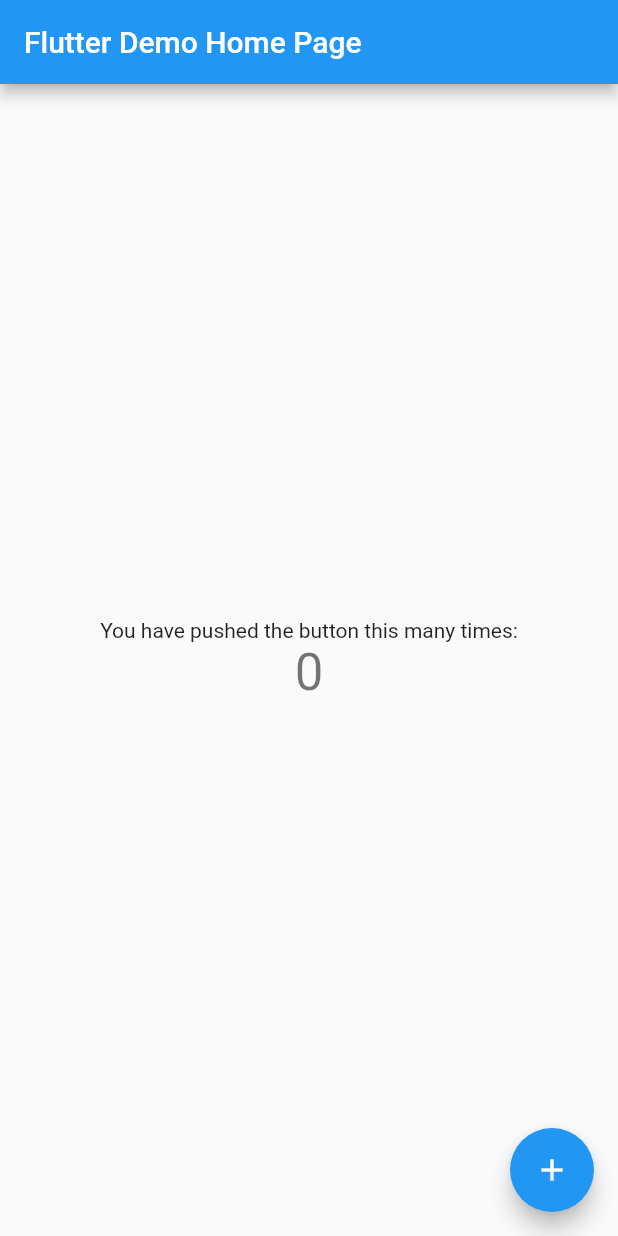
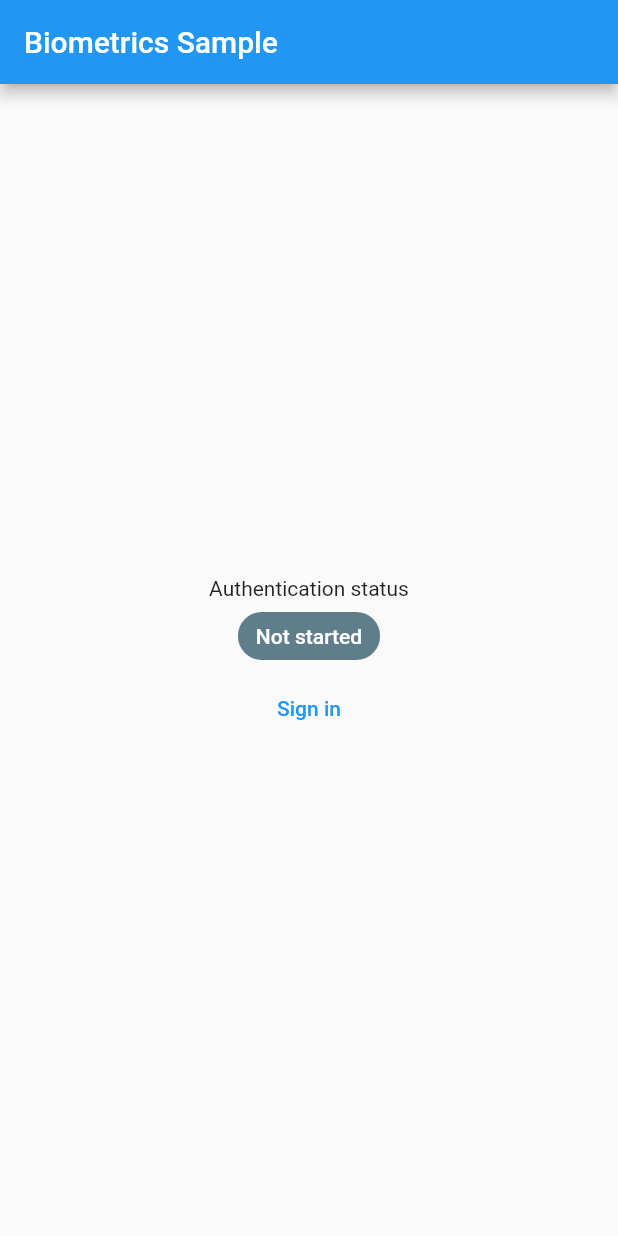
Before and after one commit to invertase/samples, a Flutter app: the screen it shows after launch, on a phone screen of 412 x 824 dp. Run offline on Flutter 3.47's test engine with Material 2 defaults, Android fonts, the light colour scheme and no system bars; our stand-ins replace firebase_auth, firebase_core, flutter_signin_button; missing offline and left inert: desktop_webview_auth; accounts and stored records are empty.

Commit message:
feat: Flutter side

```diff
--- a/flutter_samples/flutter_biometrics_authentication/lib/main.dart
+++ b/flutter_samples/flutter_biometrics_authentication/lib/main.dart
@@ -1,4 +1,23 @@
 import 'package:flutter/material.dart';
+import 'package:flutter/services.dart';
+
+class AuthStatusItem {
+  const AuthStatusItem({
+    required this.color,
+    required this.text,
+  });
+  final Color color;
+  final String text;
+}
+
+enum AuthStatus {
+  idle(AuthStatusItem(color: Colors.blueGrey, text: 'Not started')),
+  success(AuthStatusItem(color: Colors.green, text: 'Successful!')),
+  failed(AuthStatusItem(color: Colors.red, text: 'Failed!'));
+
+  final AuthStatusItem value;
+  const AuthStatus(this.value);
+}
 
 void main() {
   runApp(const MyApp());
@@ -13,103 +32,80 @@
     return MaterialApp(
       title: 'Flutter Demo',
       theme: ThemeData(
-        // This is the theme of your application.
-        //
-        // Try running your application with "flutter run". You'll see the
-        // application has a blue toolbar. Then, without quitting the app, try
-        // changing the primarySwatch below to Colors.green and then invoke
-        // "hot reload" (press "r" in the console where you ran "flutter run",
-        // or simply save your changes to "hot reload" in a Flutter IDE).
-        // Notice that the counter didn't reset back to zero; the application
-        // is not restarted.
         primarySwatch: Colors.blue,
       ),
-      home: const MyHomePage(title: 'Flutter Demo Home Page'),
+      home: const AuthView(),
     );
   }
 }
 
-class MyHomePage extends StatefulWidget {
-  const MyHomePage({Key? key, required this.title}) : super(key: key);
-
-  // This widget is the home page of your application. It is stateful, meaning
-  // that it has a State object (defined below) that contains fields that affect
-  // how it looks.
-
-  // This class is the configuration for the state. It holds the values (in this
-  // case the title) provided by the parent (in this case the App widget) and
-  // used by the build method of the State. Fields in a Widget subclass are
-  // always marked "final".
-
-  final String title;
+class AuthView extends StatefulWidget {
+  const AuthView({Key? key}) : super(key: key);
 
   @override
-  State<MyHomePage> createState() => _MyHomePageState();
+  State<AuthView> createState() => _AuthViewState();
 }
 
-class _MyHomePageState extends State<MyHomePage> {
-  int _counter = 0;
+class _AuthViewState extends State<AuthView> {
+  final platform = const MethodChannel('samples.invertase.io/biometrics');
 
-  void _incrementCounter() {
-    setState(() {
-      // This call to setState tells the Flutter framework that something has
-      // changed in this State, which causes it to rerun the build method below
-      // so that the display can reflect the updated values. If we changed
-      // _counter without calling setState(), then the build method would not be
-      // called again, and so nothing would appear to happen.
-      _counter++;
-    });
+  /// The current authentication status.
+  AuthStatus authStatus = AuthStatus.idle;
+
+  /// If not null, the error message coming from platform.
+  String? error;
+
+  Future<void> authenticateWithBiometrics() async {
+    AuthStatus authStatus = AuthStatus.idle;
+
+    try {
+      await platform.invokeMethod('authenticateWithBiometrics');
+
+      platform.setMethodCallHandler((call) async {
+        if (call.method == 'authenticationResult') {
+          if (call.arguments ?? false) {
+            authStatus = AuthStatus.success;
+          } else {
+            authStatus = AuthStatus.failed;
+          }
+
+          setState(() {
+            this.authStatus = authStatus;
+          });
+        }
+      });
+    } on PlatformException catch (e) {
+      setState(() {
+        this.authStatus = AuthStatus.failed;
+        error = e.message;
+      });
+    }
   }
 
   @override
   Widget build(BuildContext context) {
-    // This method is rerun every time setState is called, for instance as done
-    // by the _incrementCounter method above.
-    //
-    // The Flutter framework has been optimized to make rerunning build methods
-    // fast, so that you can just rebuild anything that needs updating rather
-    // than having to individually change instances of widgets.
     return Scaffold(
-      appBar: AppBar(
-        // Here we take the value from the MyHomePage object that was created by
-        // the App.build method, and use it to set our appbar title.
-        title: Text(widget.title),
-      ),
+      appBar: AppBar(title: const Text('Biometrics Sample')),
       body: Center(
-        // Center is a layout widget. It takes a single child and positions it
-        // in the middle of the parent.
         child: Column(
-          // Column is also a layout widget. It takes a list of children and
-          // arranges them vertically. By default, it sizes itself to fit its
-          // children horizontally, and tries to be as tall as its parent.
-          //
-          // Invoke "debug painting" (press "p" in the console, choose the
-          // "Toggle Debug Paint" action from the Flutter Inspector in Android
-          // Studio, or the "Toggle Debug Paint" command in Visual Studio Code)
-          // to see the wireframe for each widget.
-          //
-          // Column has various properties to control how it sizes itself and
-          // how it positions its children. Here we use mainAxisAlignment to
-          // center the children vertically; the main axis here is the vertical
-          // axis because Columns are vertical (the cross axis would be
-          // horizontal).
           mainAxisAlignment: MainAxisAlignment.center,
-          children: <Widget>[
-            const Text(
-              'You have pushed the button this many times:',
+          children: [
+            const Text('Authentication status'),
+            Chip(
+              label: Text(
+                authStatus.value.text,
+                style: const TextStyle(color: Colors.white),
+              ),
+              backgroundColor: authStatus.value.color,
             ),
-            Text(
-              '$_counter',
-              style: Theme.of(context).textTheme.headline4,
+            TextButton(
+              onPressed: authenticateWithBiometrics,
+              child: const Text("Sign in"),
             ),
+            if (error != null) Text(error!)
           ],
         ),
       ),
-      floatingActionButton: FloatingActionButton(
-        onPressed: _incrementCounter,
-        tooltip: 'Increment',
-        child: const Icon(Icons.add),
-      ), // This trailing comma makes auto-formatting nicer for build methods.
     );
   }
 }
```
